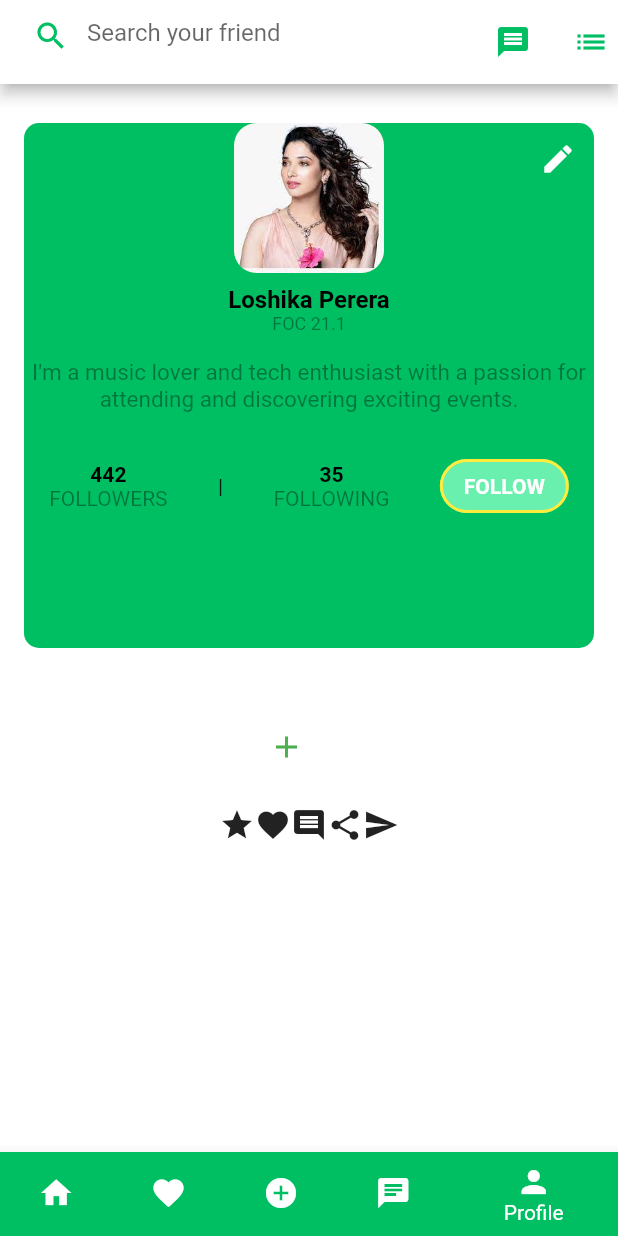
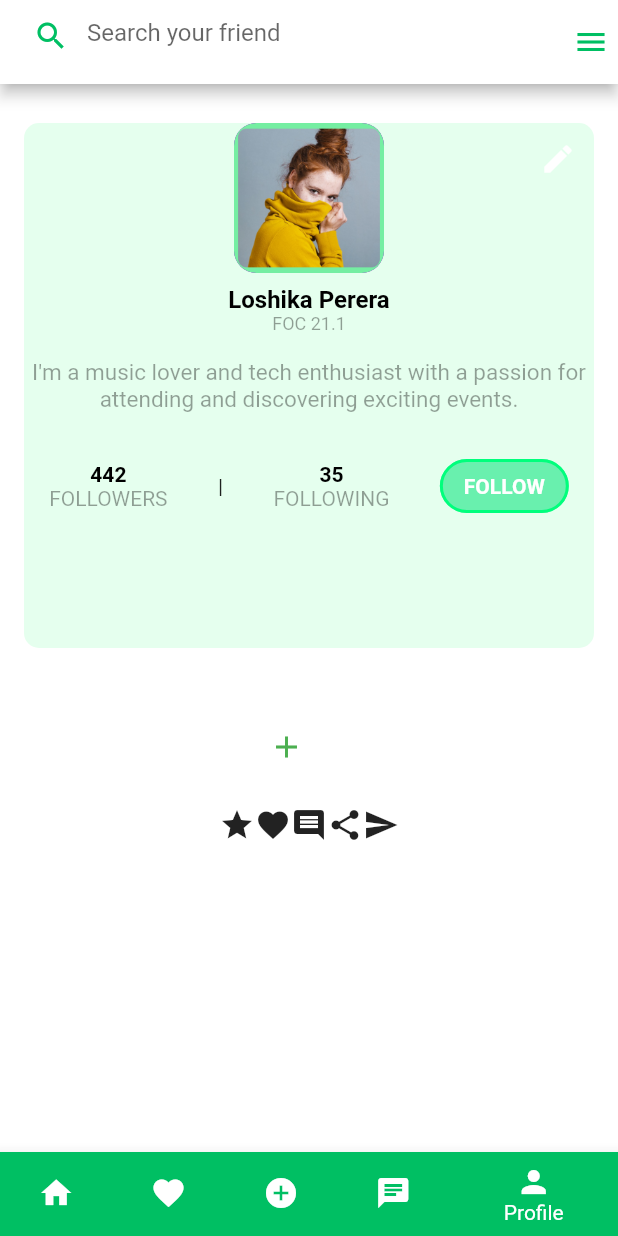
Before and after one commit to ISHANKA-git/NEventify, a Flutter app: the screen it shows once a user with an empty profile is signed in, item 5 of the bottom bar chosen, on a phone screen of 412 x 824 dp. Run offline on Flutter 3.47's test engine with Material 2 defaults, Android fonts, the phone set to English and light mode, and no system bars; our stand-ins replace cloud_firestore, firebase_auth, firebase_core, flutter_rating_bar, google_fonts, image_picker and 1 more; accounts and stored records are empty.

Commit message:
Update profile page

```diff
--- a/lib/views/user_profile_screen.dart
+++ b/lib/views/user_profile_screen.dart
@@ -501,7 +501,7 @@ class _UserProfileScreenState extends State<UserProfileScreen> {
               leading: const Icon(Icons.near_me_outlined,
                   color: Color(0xFF00BF63) // Gmail icon with red color
               ),
-              title: const Text('🙎‍♀️‍♂  Amanda sewuwanndi'),
+              title: const Text('🙎‍♀️‍♂  Amanda sewwandi'),
               onTap: () {
                 Share.share('Check out my awesome app: YOUR_APP_NAME via SMS');
                 Navigator.of(context).pop(); // Close the modal sheet
@@ -513,7 +513,7 @@ class _UserProfileScreenState extends State<UserProfileScreen> {
                 Icons.near_me_outlined,
                 color: Color(0xFF00BF63), // Nearby Share icon with blue color
               ),
-              title: const Text("👨‍💼♀  Bagaya wishwajith"),
+              title: const Text("👨‍💼♀  Bagya wishwajith"),
               onTap: () {
                 // Handle Nearby Share functionality
               },
@@ -546,7 +546,7 @@ class _UserProfileScreenState extends State<UserProfileScreen> {
                 Icons.near_me_outlined,
                 color: Color(0xFF00BF63), // Gmail icon with red color
               ),
-              title: const Text(" 🙎‍♀️♂   kathi areena"),
+              title: const Text(" 🙎‍♀️♂   Dasun Sampath"),
               onTap: () {
                 // Handle Gmail functionality
               },
@@ -781,14 +781,10 @@ class _UserProfileScreenState extends State<UserProfileScreen> {
                 shape: BoxShape.circle,
                 color: Colors.white,
               ),
-              child: IconButton(
-                icon: const Icon(Icons.message, color: Color(0xFF00BF63)),
-                onPressed: () {
-                  chat(context);// Handle message button click
-                },
+
 
               ),
-            ),
+
 
 
             const SizedBox(width: 10),
@@ -800,7 +796,7 @@ class _UserProfileScreenState extends State<UserProfileScreen> {
                 border: Border.all(color: Colors.white, width: 2.0),
               ),
               child: IconButton(
-                icon: const Icon(Icons.list,color: Color(0xFF00BF63)),
+                icon: const Icon(Icons.menu,color: Color(0xFF00BF63)),
                 onPressed: () {
                   _scaffoldKey.currentState?.openEndDrawer(); // Open the end drawer
                 },
@@ -836,7 +832,7 @@ class _UserProfileScreenState extends State<UserProfileScreen> {
                   height: 350,
                   decoration: BoxDecoration(
                     borderRadius: BorderRadius.circular(10),
-                    color: Color(0xFF00BF63),
+                    color: Color(0xFFE5FFEE),
                   ),
                   child: Stack(
                     children: [
@@ -860,7 +856,7 @@ class _UserProfileScreenState extends State<UserProfileScreen> {
                             width: 100,
                             height: 100,
                             decoration: BoxDecoration(
-                              color: Colors.green,
+                              color: Color(0xFF8D00D4),
                               borderRadius: BorderRadius.circular(15),
                             ),
                             child: Semantics(
@@ -871,7 +867,7 @@ class _UserProfileScreenState extends State<UserProfileScreen> {
                                   borderRadius: BorderRadius.circular(15),
                                   child: _selectedImage != null
                                       ? Image.file(_selectedImage!, fit: BoxFit.cover)
-                                      : Image.asset('assets/thammu.png', fit: BoxFit.cover),
+                                      : Image.asset('assets/profile.png', fit: BoxFit.cover),
                                 ),
                               ),
                             ),
@@ -981,7 +977,7 @@ class _UserProfileScreenState extends State<UserProfileScreen> {
                                   shape: RoundedRectangleBorder(
                                     borderRadius: BorderRadius.circular(20),
                                     side: const BorderSide(
-                                      color: Colors.yellow,
+                                      color: Color(0xFF00FF7C),
                                       width: 2,
                                     ),
                                   ),
```
Also changed, not shown: pubspec.lock.
